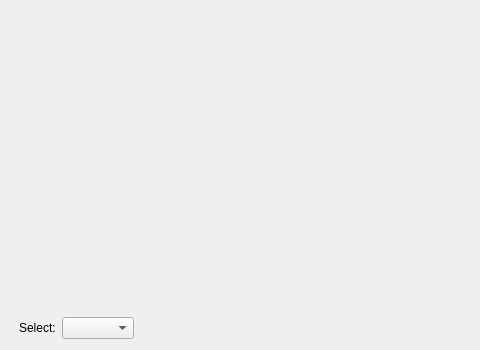
Old version of the form src/aq_telemetryView.ui in the repository nlbtuyen/ConfigurationGCS; both pictures show x 0 to 480 and y 0 to 350 of the 720 by 350 pixel window.
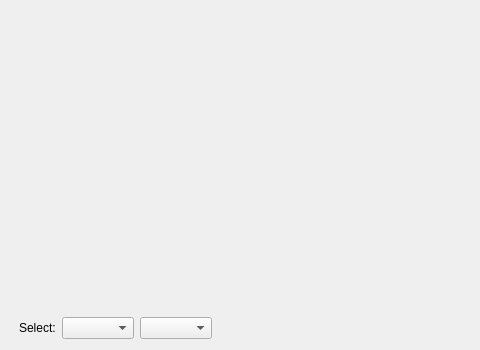
New version of the form.

Commit message: Update BLHeli tab

What changed in the file:
```diff
--- a/src/aq_telemetryView.ui
+++ b/src/aq_telemetryView.ui
@@ -79,6 +79,9 @@
       </item>
      </layout>
     </item>
+    <item>
+     <widget class="QComboBox" name="combo_refreshRate"/>
+    </item>
     <item>
      <spacer name="horizontalSpacer">
       <property name="orientation">
```
The commit also changes 5 other files.
